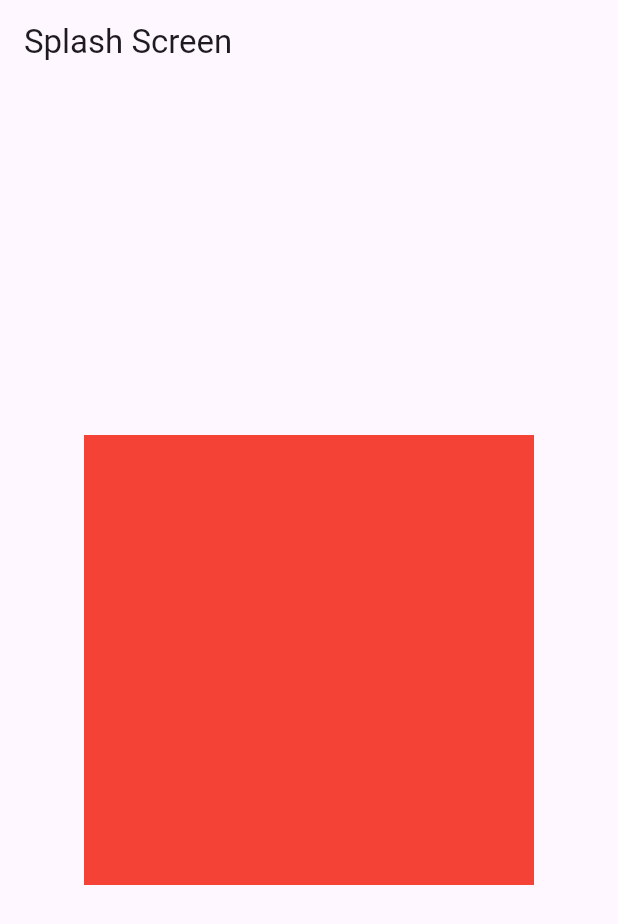
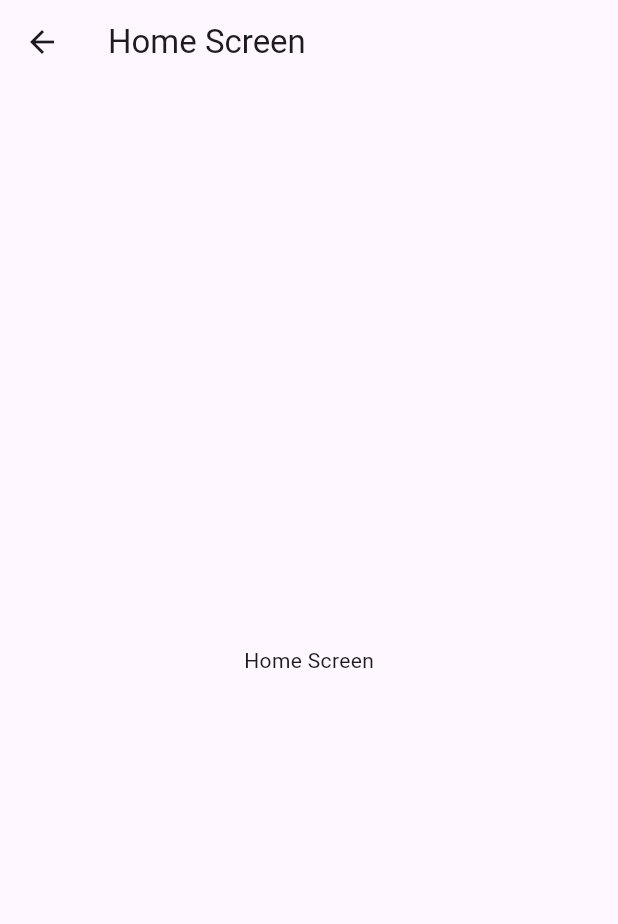
Before and after one commit to AtifKhani/gitlexploring, a Flutter app: the screen it shows after launch, on a phone screen of 412 x 824 dp. Shown: the top 924 px of the screen. Run offline on Flutter 3.47's test engine with Material 3 defaults, Android fonts, the phone set to English and light mode, and no system bars.

Commit message:
Added Home Screen

```diff
--- /dev/null
+++ b/lib/home_screen].dart
@@ -0,0 +1,26 @@
+import 'package:flutter/material.dart';
+
+class HomeScreen extends StatefulWidget {
+  const HomeScreen({Key? key}) : super(key: key);
+
+  @override
+  State<HomeScreen> createState() => _HomeScreenState();
+}
+
+class _HomeScreenState extends State<HomeScreen> {
+  @override
+  Widget build(BuildContext context) {
+    return  Scaffold(
+      appBar: AppBar(
+        title: Text("Home Screen"),
+      ),
+      body: Column(
+        mainAxisAlignment: MainAxisAlignment.center,
+        crossAxisAlignment: CrossAxisAlignment.center,
+        children: [
+          Center(child: Text("Home Screen"))
+        ],
+      ),
+    );
+  }
+}
--- a/lib/splash_screen.dart
+++ b/lib/splash_screen.dart
@@ -1,4 +1,6 @@
 import 'package:flutter/material.dart';
+
+import 'home_screen].dart';
 
 class SplashScreen extends StatefulWidget {
   const SplashScreen({super.key});
@@ -8,6 +10,15 @@ class SplashScreen extends StatefulWidget {
 }
 
 class _SplashScreenState extends State<SplashScreen> {
+  @override
+  void initState() {
+  Future.delayed(const Duration(seconds: 3)).then((value) {
+
+Navigator.push(context, MaterialPageRoute(builder:(_)=>const HomeScreen()));
+
+  });
+    super.initState();
+  }
   @override
   Widget build(BuildContext context) {
     return Scaffold(
```
